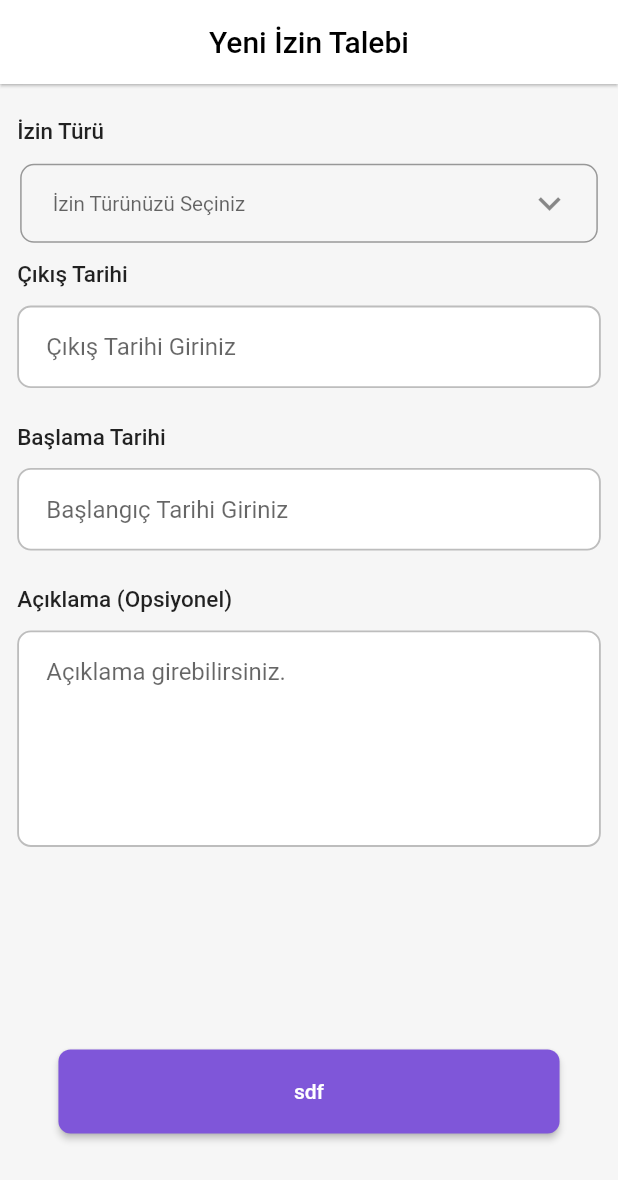
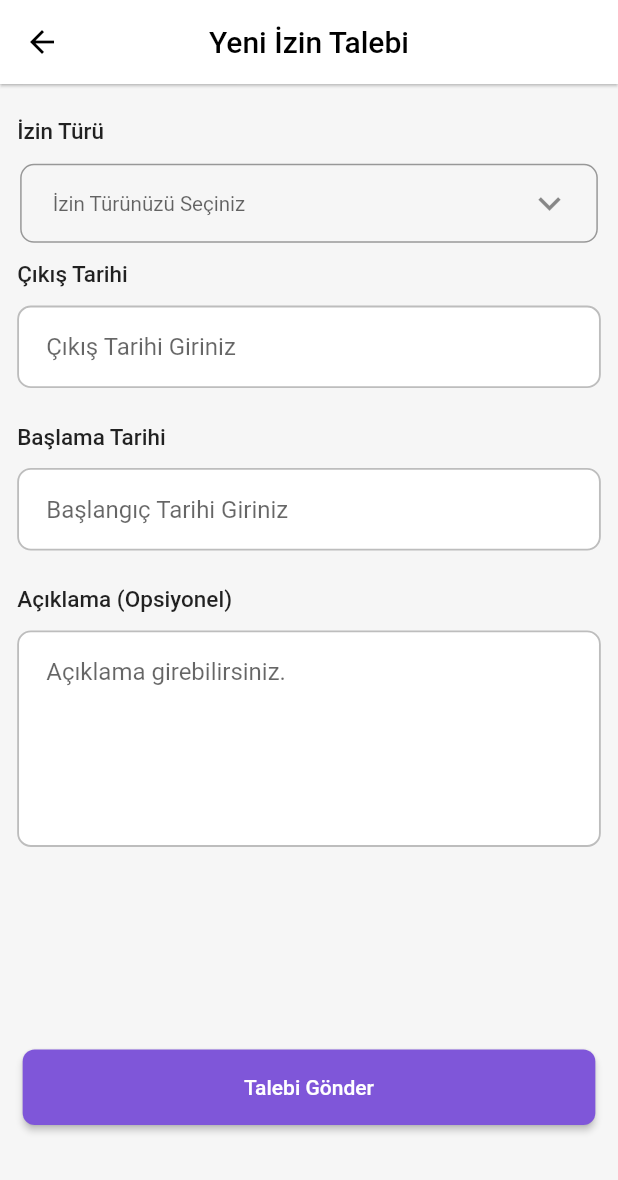
Before and after one commit to hmustafabolat/peptaskApp, a Flutter app: the PermissionRequestPage screen opened directly, on a phone screen of 412 x 824 dp. Shown: the top 1180 px of the screen. Run offline on Flutter 3.47's test engine with Material 2 defaults, Android fonts, the phone set to English and light mode, and no system bars; our stand-ins replace cloud_firestore, dotted_border, dropdown_button2, firebase_auth, firebase_core, flutter_screenutil and 1 more; accounts and stored records are empty; network calls fail.

Commit message:
Response Button Added

```diff
--- a/lib/view/admin_main_page.dart
+++ b/lib/view/admin_main_page.dart
@@ -32,7 +32,10 @@ class AdminMainPage extends StatelessWidget {
                       SizedBox(width: 0.02.sw),
                       Image.asset("assets/images/pepteam_logo.png"),
                       SizedBox(width: 0.55.sw,),
-                      CircleAvatar(child: Icon(Icons.person),)
+                      CircleAvatar(child: IconButton(onPressed: () async {
+                        final AuthViewModel _viewModel = Get.find();
+                        await _viewModel.signOut();
+                      }, icon: Icon(Icons.person),),)
                     ],
                   ),
                 ),
--- a/lib/view/permission_request.dart
+++ b/lib/view/permission_request.dart
@@ -1,6 +1,7 @@
-import 'package:dropdown_button2/dropdown_button2.dart';
 import 'package:flutter/material.dart';
 import 'package:flutter_screenutil/flutter_screenutil.dart';
+import 'package:get/get.dart';
+import 'package:get/get_core/src/get_main.dart';
 import 'package:peptask/widgets/buttons/button.dart';
 import 'package:peptask/widgets/buttons/dropDownButton.dart';
 import 'package:peptask/widgets/text-field/text_field_widgets.dart';
@@ -30,35 +31,56 @@ class _PermissionRequestPageState extends State<PermissionRequestPage> {
       child: Scaffold(
         backgroundColor: Color.fromRGBO(246, 246, 246, 1),
         appBar: AppBar(
-
+          leading: IconButton(
+            onPressed: () => Get.back(),
+            icon: Icon(Icons.arrow_back, color: Colors.black,),
+          ),
           centerTitle: true,
-          title: Text("Yeni İzin Talebi",style: TextStyle(color: Colors.black,),),
+          title: Text(
+            "Yeni İzin Talebi",
+            style: TextStyle(
+              color: Colors.black,
+            ),
+          ),
           backgroundColor: Color.fromRGBO(255, 255, 255, 1),
           elevation: 0.8,
         ),
         body: SingleChildScrollView(
           child: Padding(
-            padding:  EdgeInsets.only(top: 20.0, left: 10, right: 10).w,
-            child: Column(children: [
+            padding: EdgeInsets.only(top: 20.0, left: 10, right: 10).w,
+            child: Column(
+              children: [
                 InfoTextWidget(infoText: "İzin Türü"),
                 SizedBox(height: 0.015.sh),
                 DropDownButton(),
-              SizedBox(height: 0.015.sh,),
+                SizedBox(
+                  height: 0.015.sh,
+                ),
                 InfoTextWidget(infoText: "Çıkış Tarihi"),
-              TextFieldDate(hintText: "    Çıkış Tarihi Giriniz",),
-              SizedBox(height: 0.015.sh,),
+                TextFieldDate(
+                  hintText: "    Çıkış Tarihi Giriniz",
+                ),
+                SizedBox(
+                  height: 0.015.sh,
+                ),
                 InfoTextWidget(infoText: "Başlama Tarihi"),
-              TextFieldDate(hintText: "    Başlangıç Tarihi Giriniz",),
-              SizedBox(height: 0.015.sh,),
+                TextFieldDate(
+                  hintText: "    Başlangıç Tarihi Giriniz",
+                ),
+                SizedBox(
+                  height: 0.015.sh,
+                ),
                 InfoTextWidget(infoText: "Açıklama (Opsiyonel)"),
                 TextFieldExplanation(hintText: "    Açıklama girebilirsiniz."),
-              SizedBox(height: 0.15.sh,),
-              PurpleMainButton(text: "sdf", onPressed: (){}),
-              SizedBox(height: 0.05.sh,)
-
-
-
-            ],),
+                SizedBox(
+                  height: 0.15.sh,
+                ),
+                RequestSendButton(),
+                SizedBox(
+                  height: 0.05.sh,
+                )
+              ],
+            ),
           ),
         ),
       ),
--- a/lib/widgets/buttons/button.dart
+++ b/lib/widgets/buttons/button.dart
@@ -1,5 +1,6 @@
 import 'package:flutter/gestures.dart';
 import 'package:flutter/material.dart';
+import 'package:flutter_screenutil/flutter_screenutil.dart';
 import 'package:get/get.dart';
 import 'package:get/get_core/src/get_main.dart';
 import 'package:peptask/model/user_model.dart';
@@ -24,14 +25,10 @@ class PurpleMainButton extends StatelessWidget {
   Widget build(BuildContext context) {
     return ElevatedButton(
       onPressed: onPressed,
-      child: Padding(
-        padding: EdgeInsets.symmetric(horizontal: 37),
-        child: Text(text),
-      ),
+      child: Container(margin: EdgeInsets.symmetric(vertical: 15, horizontal: 125).w,child: Text(text)),
       style: ElevatedButton.styleFrom(
         primary: Color.fromRGBO(127, 86, 217, 1),
         onPrimary: Colors.white,
-        padding: EdgeInsets.symmetric(horizontal: 120, vertical: 20),
         shape: RoundedRectangleBorder(
           borderRadius: BorderRadius.circular(8),
         ),
@@ -152,3 +149,24 @@ class BackLogo extends StatelessWidget {
         onPressed: () => Get.back(), icon: Icon(Icons.arrow_back));
   }
 }
+
+class RequestSendButton extends StatelessWidget {
+  const RequestSendButton({Key? key}) : super(key: key);
+
+  @override
+  Widget build(BuildContext context) {
+    return ElevatedButton(
+      onPressed: () {},
+      child: Container(
+          margin:
+          EdgeInsets.symmetric(vertical: 15, horizontal: 115).w,
+          child: Text("Talebi Gönder")),
+      style: ElevatedButton.styleFrom(
+        primary: Color.fromRGBO(127, 86, 217, 1),
+        shape: RoundedRectangleBorder(
+          borderRadius: BorderRadius.circular(8),
+        ),
+      ),
+    );
+  }
+}
```
Lines whose indentation alone changed are shown as unchanged.
